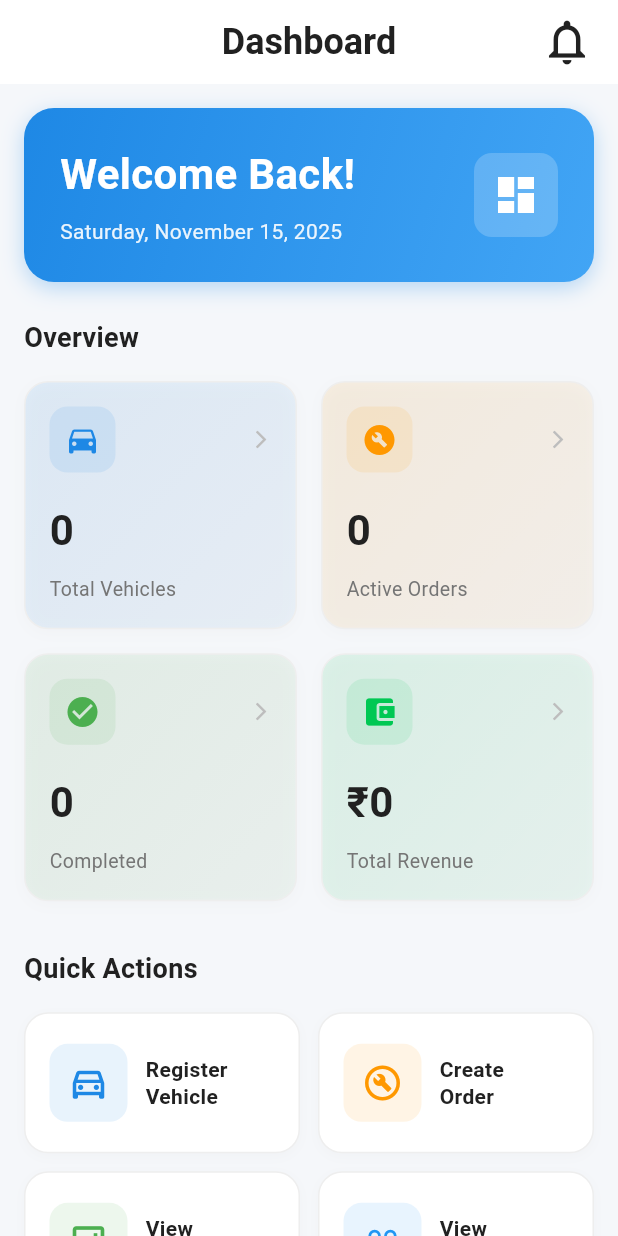
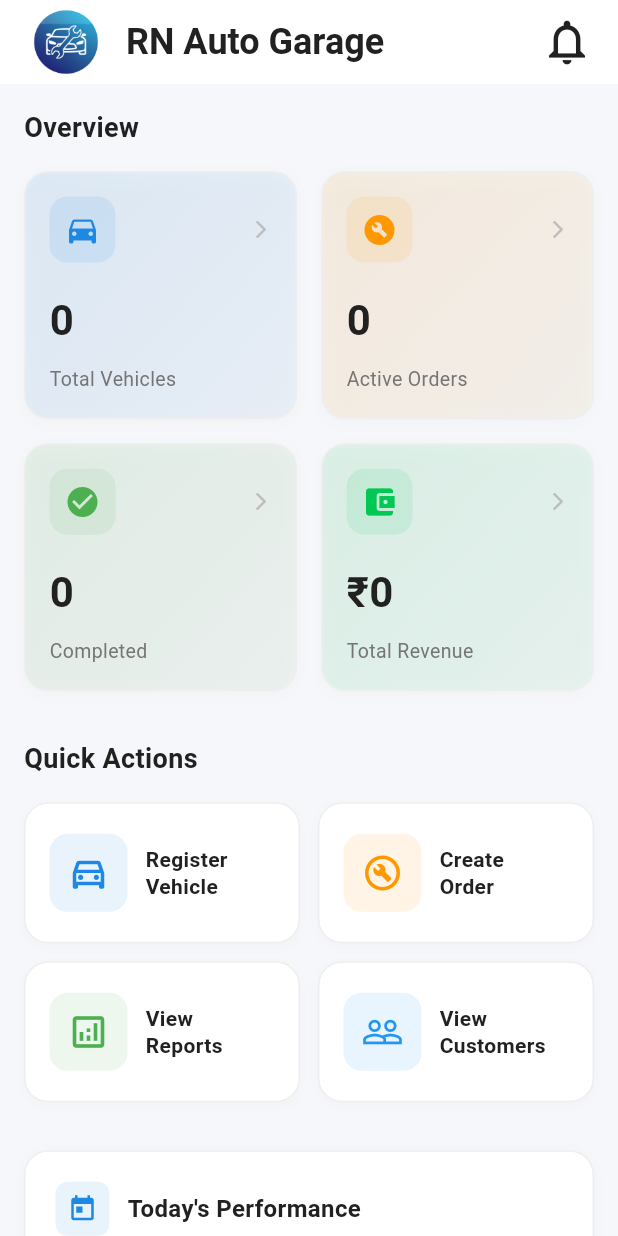
Before and after one commit to subinjose11/chat_app, a Flutter app: the DashboardScreen screen opened by its route, on a phone screen of 412 x 824 dp. Run offline on Flutter 3.47's test engine with Material 3 defaults, Android fonts, the phone set to English and light mode, and no system bars; our stand-ins replace cloud_firestore, file_picker, firebase_auth, firebase_core, firebase_messaging, firebase_storage and 13 more; accounts and stored records are empty.

Commit message:
feat: app name icon

```diff
--- a/lib/core/services/notification_service.dart
+++ b/lib/core/services/notification_service.dart
@@ -71,6 +71,7 @@ class NotificationService {
     );
 
     // Initialize local notifications
+    // Using the app launcher icon for notifications
     const androidIcon = AndroidInitializationSettings('@mipmap/ic_launcher');
     const iOSSettings = DarwinInitializationSettings(
       requestAlertPermission: true,
@@ -198,6 +199,8 @@ class NotificationService {
       importance: Importance.high,
       priority: Priority.high,
       showWhen: true,
+      icon: '@mipmap/ic_launcher',
+      largeIcon: const DrawableResourceAndroidBitmap('@mipmap/ic_launcher'),
     );
 
     const iOSDetails = DarwinNotificationDetails(
@@ -416,6 +419,8 @@ class NotificationService {
       channelDescription: _getChannelDescription(channelId),
       importance: Importance.high,
       priority: Priority.high,
+      icon: '@mipmap/ic_launcher',
+      largeIcon: const DrawableResourceAndroidBitmap('@mipmap/ic_launcher'),
     );
 
     const iOSDetails = DarwinNotificationDetails();
--- a/lib/feature/dashboard/presentation/ui/dashboard_screen.dart
+++ b/lib/feature/dashboard/presentation/ui/dashboard_screen.dart
@@ -18,7 +18,18 @@ class DashboardScreen extends ConsumerWidget {
 
     return Scaffold(
       appBar: AppBar(
-        title: const Text('Dashboard'),
+        title: Row(
+          children: [
+            Image.asset(
+              'assets/drawables/app_logo.png',
+              width: 56,
+              height: 56,
+              fit: BoxFit.contain,
+            ),
+            const SizedBox(width: 12),
+            const Text('RN Auto Garage'),
+          ],
+        ),
         actions: [
           _buildNotificationIcon(ref, context),
           const SizedBox(width: 8),
@@ -35,74 +46,6 @@ class DashboardScreen extends ConsumerWidget {
           child: Column(
             crossAxisAlignment: CrossAxisAlignment.start,
             children: [
-              // Welcome Section
-              Container(
-                width: double.infinity,
-                padding: const EdgeInsets.all(24),
-                decoration: BoxDecoration(
-                  gradient: const LinearGradient(
-                    colors: [AppColors.primaryBlue, AppColors.primaryLight],
-                    begin: Alignment.topLeft,
-                    end: Alignment.bottomRight,
-                  ),
-                  borderRadius: BorderRadius.circular(20),
-                  boxShadow: [
-                    BoxShadow(
-                      color: AppColors.primaryBlue.withOpacity(0.3),
-                      blurRadius: 12,
-                      offset: const Offset(0, 4),
-                    ),
-                  ],
-                ),
-                child: Column(
-                  crossAxisAlignment: CrossAxisAlignment.start,
-                  children: [
-                    Row(
-                      mainAxisAlignment: MainAxisAlignment.spaceBetween,
-                      children: [
-                        Expanded(
-                          child: Column(
-                            crossAxisAlignment: CrossAxisAlignment.start,
-                            children: [
-                              const Text(
-                                'Welcome Back!',
-                                style: TextStyle(
-                                  fontSize: 28,
-                                  fontWeight: FontWeight.bold,
-                                  color: AppColors.white,
-                                ),
-                              ),
-                              const SizedBox(height: 8),
-                              Text(
-                                DateFormat('EEEE, MMMM d, y')
-                                    .format(DateTime.now()),
-                                style: TextStyle(
-                                  fontSize: 14,
-                                  color: AppColors.white.withOpacity(0.9),
-                                ),
-                              ),
-                            ],
-                          ),
-                        ),
-                        Container(
-                          padding: const EdgeInsets.all(12),
-                          decoration: BoxDecoration(
-                            color: AppColors.white.withOpacity(0.2),
-                            borderRadius: BorderRadius.circular(12),
-                          ),
-                          child: const Icon(
-                            Icons.dashboard,
-                            color: AppColors.white,
-                            size: 32,
-                          ),
-                        ),
-                      ],
-                    ),
-                  ],
-                ),
-              ),
-              const SizedBox(height: 24),
-
               // Summary Cards
               Text(
                 'Overview',
```
Also changed, not shown: lib/feature/splash/presentation/ui/splash_screen.dart (+6 -20 lines), pubspec.yaml (+18 -0 lines), assets/drawables/app_logo.png, pubspec.lock, 38 other files.
